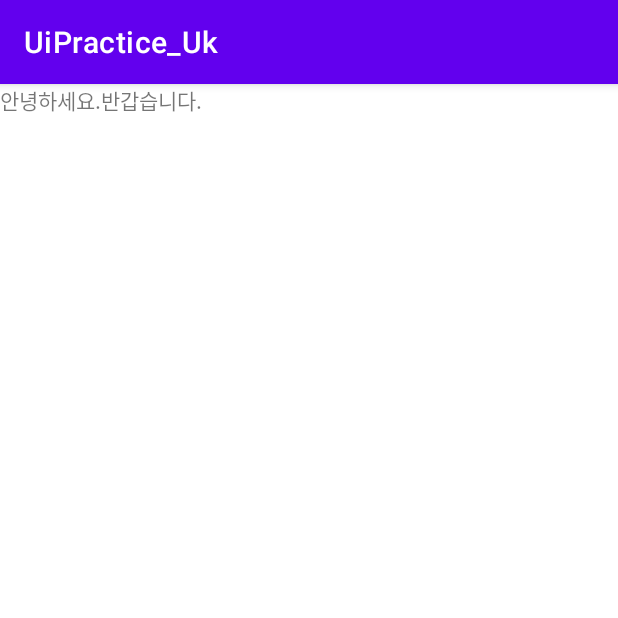
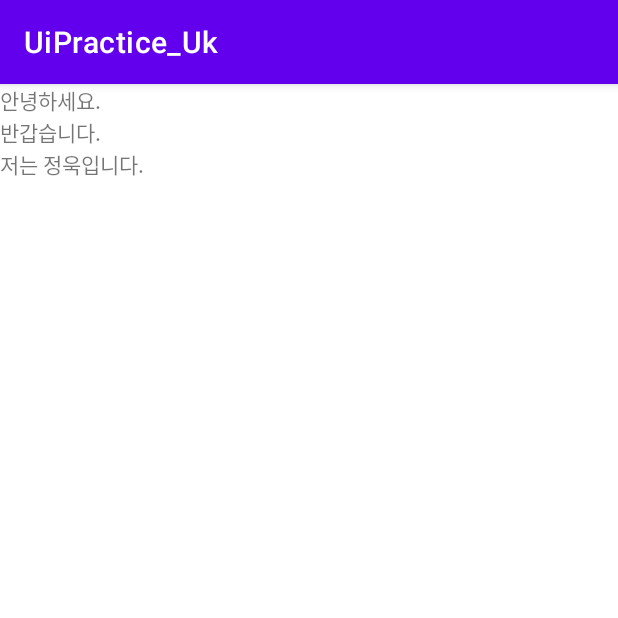
Before and after one commit to freejeonguk/UiPractice_Uk, an Android app: the screen it shows after launch (MainActivity), on a phone screen of 412 x 824 dp, the top half of it. Run offline under Robolectric (Android 15) with nearby library versions, the phone set to English and light mode, and no system bars.

Commit message:
orientation 속성 -> 세로 배치로 변경

```diff
--- a/app/src/main/res/layout/activity_main.xml
+++ b/app/src/main/res/layout/activity_main.xml
@@ -8,7 +8,8 @@
 
     <LinearLayout
         android:layout_width="match_parent"
-        android:layout_height="match_parent">
+        android:layout_height="match_parent"
+        android:orientation="vertical">
 
         <TextView
             android:layout_width="wrap_content"
@@ -20,6 +21,12 @@
             android:layout_height="wrap_content"
             android:text="반갑습니다."/>
 
+        <TextView
+            android:layout_width="wrap_content"
+            android:layout_height="wrap_content"
+            android:text="저는 정욱입니다."/>
+
+
 
     </LinearLayout>
 
```
